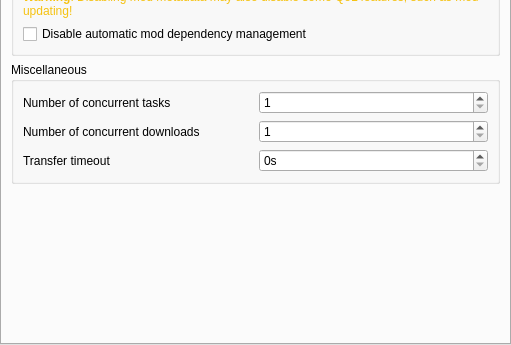
Before: the Qt Designer form launcher/ui/pages/global/LauncherPage.ui in FreesmTeam/FreesmLauncher, drawn with Qt 5; both pictures show x 0 to 511 and y 346 to 691 of the 511 by 691 pixel window.
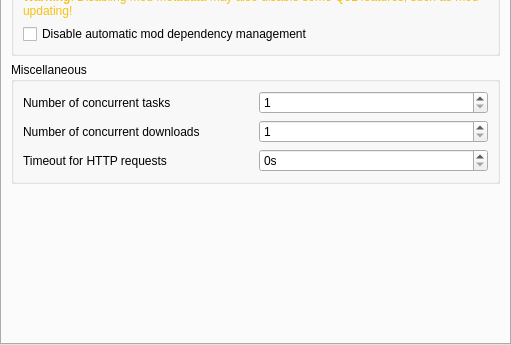
After: the same form once the commit is applied. Custom widgets are drawn as their Qt base class.

Commit message: Rename timeout option

```diff
--- a/launcher/ui/pages/global/LauncherPage.ui
+++ b/launcher/ui/pages/global/LauncherPage.ui
@@ -239,7 +239,7 @@
              <string>Seconds to wait until the requests are terminated</string>
             </property>
             <property name="text">
-             <string>Transfer timeout</string>
+             <string>Timeout for HTTP requests</string>
             </property>
            </widget>
           </item>
```
The commit also changes 3 other files.
